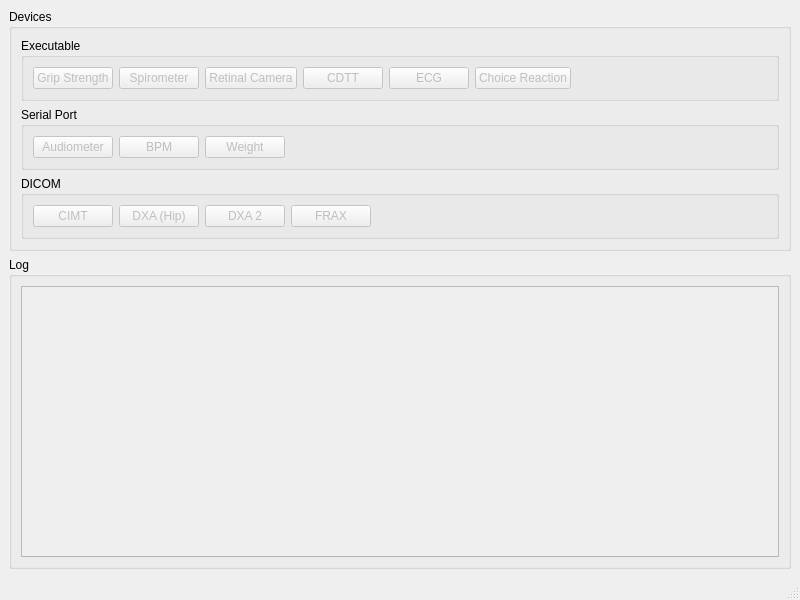
First picture: the form in src/cypress_main_window.ui, repository CLSA/cypress, before the edit.
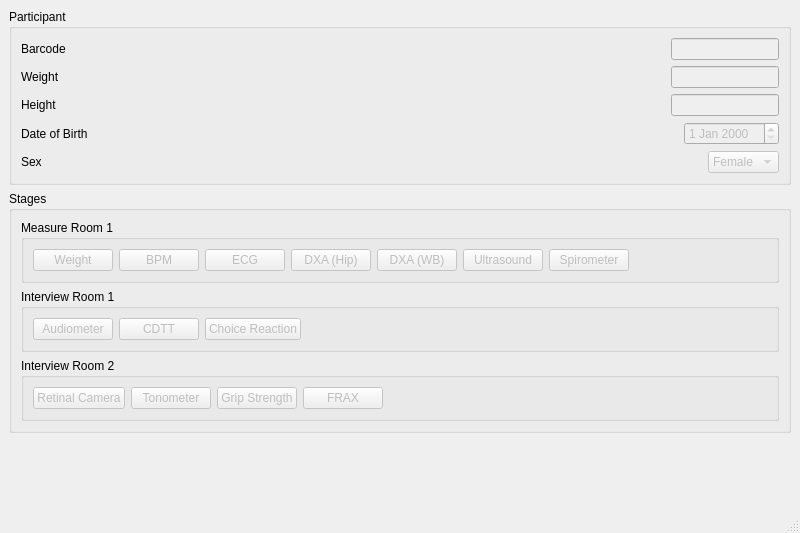
Second picture: the form after the edit.

```diff
--- a/src/cypress_main_window.ui
+++ b/src/cypress_main_window.ui
@@ -7,7 +7,7 @@
     <x>0</x>
     <y>0</y>
     <width>800</width>
-    <height>600</height>
+    <height>533</height>
    </rect>
   </property>
   <property name="windowTitle">
@@ -16,59 +16,228 @@
   <widget class="QWidget" name="centralwidget">
    <layout class="QVBoxLayout" name="verticalLayout">
     <item>
-     <widget class="QGroupBox" name="groupBox">
+     <widget class="QGroupBox" name="testParticipant">
+      <property name="title">
+       <string>Participant</string>
+      </property>
+      <layout class="QVBoxLayout" name="verticalLayout_7">
+       <item>
+        <layout class="QHBoxLayout" name="barcode">
+         <item>
+          <widget class="QLabel" name="barcodeLabel">
+           <property name="text">
+            <string>Barcode</string>
+           </property>
+          </widget>
+         </item>
+         <item>
+          <spacer name="horizontalSpacer_4">
+           <property name="orientation">
+            <enum>Qt::Orientation::Horizontal</enum>
+           </property>
+           <property name="sizeHint" stdset="0">
+            <size>
+             <width>40</width>
+             <height>20</height>
+            </size>
+           </property>
+          </spacer>
+         </item>
+         <item alignment="Qt::AlignmentFlag::AlignRight">
+          <widget class="QLineEdit" name="barcodeValue">
+           <property name="enabled">
+            <bool>false</bool>
+           </property>
+           <property name="minimumSize">
+            <size>
+             <width>0</width>
+             <height>0</height>
+            </size>
+           </property>
+           <property name="alignment">
+            <set>Qt::AlignmentFlag::AlignRight|Qt::AlignmentFlag::AlignTrailing|Qt::AlignmentFlag::AlignVCenter</set>
+           </property>
+          </widget>
+         </item>
+        </layout>
+       </item>
+       <item>
+        <layout class="QHBoxLayout" name="weight">
+         <item>
+          <widget class="QLabel" name="weightLabel">
+           <property name="text">
+            <string>Weight </string>
+           </property>
+          </widget>
+         </item>
+         <item>
+          <spacer name="horizontalSpacer_5">
+           <property name="orientation">
+            <enum>Qt::Orientation::Horizontal</enum>
+           </property>
+           <property name="sizeHint" stdset="0">
+            <size>
+             <width>40</width>
+             <height>20</height>
+            </size>
+           </property>
+          </spacer>
+         </item>
+         <item alignment="Qt::AlignmentFlag::AlignRight">
+          <widget class="QLineEdit" name="weightValue">
+           <property name="enabled">
+            <bool>false</bool>
+           </property>
+           <property name="alignment">
+            <set>Qt::AlignmentFlag::AlignRight|Qt::AlignmentFlag::AlignTrailing|Qt::AlignmentFlag::AlignVCenter</set>
+           </property>
+          </widget>
+         </item>
+        </layout>
+       </item>
+       <item>
+        <layout class="QHBoxLayout" name="height">
+         <item>
+          <widget class="QLabel" name="heightLabel">
+           <property name="text">
+            <string>Height  </string>
+           </property>
+          </widget>
+         </item>
+         <item>
+          <spacer name="horizontalSpacer_6">
+           <property name="orientation">
+            <enum>Qt::Orientation::Horizontal</enum>
+           </property>
+           <property name="sizeHint" stdset="0">
+            <size>
+             <width>40</width>
+             <height>20</height>
+            </size>
+           </property>
+          </spacer>
+         </item>
+         <item alignment="Qt::AlignmentFlag::AlignRight">
+          <widget class="QLineEdit" name="heightValue">
+           <property name="enabled">
+            <bool>false</bool>
+           </property>
+           <property name="alignment">
+            <set>Qt::AlignmentFlag::AlignRight|Qt::AlignmentFlag::AlignTrailing|Qt::AlignmentFlag::AlignVCenter</set>
+           </property>
+          </widget>
+         </item>
+        </layout>
+       </item>
+       <item>
+        <layout class="QHBoxLayout" name="dateOfBirth">
+         <item>
+          <widget class="QLabel" name="dateOfBirthLabel">
+           <property name="text">
+            <string>Date of Birth</string>
+           </property>
+          </widget>
+         </item>
+         <item>
+          <spacer name="horizontalSpacer_8">
+           <property name="orientation">
+            <enum>Qt::Orientation::Horizontal</enum>
+           </property>
+           <property name="sizeHint" stdset="0">
+            <size>
+             <width>40</width>
+             <height>20</height>
+            </size>
+           </property>
+          </spacer>
+         </item>
+         <item>
+          <widget class="QDateEdit" name="dateOfBirthValue">
+           <property name="enabled">
+            <bool>false</bool>
+           </property>
+          </widget>
+         </item>
+        </layout>
+       </item>
+       <item>
+        <layout class="QHBoxLayout" name="sex">
+         <item>
+          <widget class="QLabel" name="sexLabel">
+           <property name="text">
+            <string>Sex        </string>
+           </property>
+          </widget>
+         </item>
+         <item>
+          <spacer name="horizontalSpacer_7">
+           <property name="orientation">
+            <enum>Qt::Orientation::Horizontal</enum>
+           </property>
+           <property name="sizeHint" stdset="0">
+            <size>
+             <width>40</width>
+             <height>20</height>
+            </size>
+           </property>
+          </spacer>
+         </item>
+         <item>
+          <widget class="QComboBox" name="sexValue">
+           <property name="enabled">
+            <bool>false</bool>
+           </property>
+           <item>
+            <property name="text">
+             <string>Female</string>
+            </property>
+           </item>
+           <item>
+            <property name="text">
+             <string>Male</string>
+            </property>
+           </item>
+          </widget>
+         </item>
+        </layout>
+       </item>
+      </layout>
+     </widget>
+    </item>
+    <item>
+     <widget class="QGroupBox" name="stages">
       <property name="enabled">
        <bool>true</bool>
       </property>
       <property name="title">
-       <string>Devices</string>
+       <string>Stages</string>
       </property>
       <layout class="QVBoxLayout" name="verticalLayout_2">
        <item>
         <widget class="QGroupBox" name="groupBox_5">
          <property name="title">
-          <string>Executable</string>
+          <string>Measure Room 1</string>
          </property>
          <layout class="QVBoxLayout" name="verticalLayout_6">
           <item>
            <layout class="QHBoxLayout" name="horizontalLayout_2">
             <item>
-             <widget class="QPushButton" name="launchGripStrength">
+             <widget class="QPushButton" name="launchWeightScale">
               <property name="enabled">
                <bool>false</bool>
               </property>
               <property name="text">
-               <string>Grip Strength</string>
+               <string>Weight</string>
               </property>
              </widget>
             </item>
             <item>
-             <widget class="QPushButton" name="launchSpirometer">
+             <widget class="QPushButton" name="launchBpm">
               <property name="enabled">
                <bool>false</bool>
               </property>
               <property name="text">
-               <string>Spirometer</string>
-              </property>
-             </widget>
-            </item>
-            <item>
-             <widget class="QPushButton" name="launchRetinalCamera">
-              <property name="enabled">
-               <bool>false</bool>
-              </property>
-              <property name="text">
-               <string>Retinal Camera</string>
-              </property>
-             </widget>
-            </item>
-            <item>
-             <widget class="QPushButton" name="launchCDTT">
-              <property name="enabled">
-               <bool>false</bool>
-              </property>
-              <property name="text">
-               <string>CDTT</string>
+               <string>BPM</string>
               </property>
              </widget>
             </item>
@@ -83,12 +252,42 @@
              </widget>
             </item>
             <item>
-             <widget class="QPushButton" name="launchChoiceReaction">
+             <widget class="QPushButton" name="launchDxa1">
               <property name="enabled">
                <bool>false</bool>
               </property>
               <property name="text">
-               <string>Choice Reaction</string>
+               <string>DXA (Hip)</string>
+              </property>
+             </widget>
+            </item>
+            <item>
+             <widget class="QPushButton" name="launchDxa2">
+              <property name="enabled">
+               <bool>false</bool>
+              </property>
+              <property name="text">
+               <string>DXA (WB)</string>
+              </property>
+             </widget>
+            </item>
+            <item>
+             <widget class="QPushButton" name="launchUltrasound">
+              <property name="enabled">
+               <bool>false</bool>
+              </property>
+              <property name="text">
+               <string>Ultrasound</string>
+              </property>
+             </widget>
+            </item>
+            <item>
+             <widget class="QPushButton" name="launchSpirometer">
+              <property name="enabled">
+               <bool>false</bool>
+              </property>
+              <property name="text">
+               <string>Spirometer</string>
               </property>
              </widget>
             </item>
@@ -113,7 +312,7 @@
        <item>
         <widget class="QGroupBox" name="groupBox_4">
          <property name="title">
-          <string>Serial Port</string>
+          <string>Interview Room 1</string>
          </property>
          <layout class="QVBoxLayout" name="verticalLayout_5">
           <item>
@@ -129,22 +328,22 @@
              </widget>
             </item>
             <item>
-             <widget class="QPushButton" name="launchBpm">
+             <widget class="QPushButton" name="launchCDTT">
               <property name="enabled">
                <bool>false</bool>
               </property>
               <property name="text">
-               <string>BPM</string>
+               <string>CDTT</string>
               </property>
              </widget>
             </item>
             <item>
-             <widget class="QPushButton" name="launchWeightScale">
+             <widget class="QPushButton" name="launchChoiceReaction">
               <property name="enabled">
                <bool>false</bool>
               </property>
               <property name="text">
-               <string>Weight</string>
+               <string>Choice Reaction</string>
               </property>
              </widget>
             </item>
@@ -169,38 +368,38 @@
        <item>
         <widget class="QGroupBox" name="groupBox_3">
          <property name="title">
-          <string>DICOM</string>
+          <string>Interview Room 2</string>
          </property>
          <layout class="QVBoxLayout" name="verticalLayout_4">
           <item>
            <layout class="QHBoxLayout" name="horizontalLayout">
             <item>
-             <widget class="QPushButton" name="launchUltrasound">
+             <widget class="QPushButton" name="launchRetinalCamera">
               <property name="enabled">
                <bool>false</bool>
               </property>
               <property name="text">
-               <string>CIMT</string>
+               <string>Retinal Camera</string>
               </property>
              </widget>
             </item>
             <item>
-             <widget class="QPushButton" name="launchDxa1">
+             <widget class="QPushButton" name="launchTonometer">
               <property name="enabled">
                <bool>false</bool>
               </property>
               <property name="text">
-               <string>DXA (Hip)</string>
+               <string>Tonometer</string>
               </property>
              </widget>
             </item>
             <item>
-             <widget class="QPushButton" name="launchDxa2">
+             <widget class="QPushButton" name="launchGripStrength">
               <property name="enabled">
                <bool>false</bool>
               </property>
               <property name="text">
-               <string>DXA 2</string>
+               <string>Grip Strength</string>
               </property>
              </widget>
             </item>
@@ -236,30 +435,17 @@
      </widget>
     </item>
     <item>
-     <widget class="QGroupBox" name="groupBox_2">
-      <property name="title">
-       <string>Log</string>
+     <spacer name="verticalSpacer">
+      <property name="orientation">
+       <enum>Qt::Orientation::Vertical</enum>
       </property>
-      <layout class="QVBoxLayout" name="verticalLayout_3">
-       <item>
-        <widget class="QScrollArea" name="scrollArea">
-         <property name="widgetResizable">
-          <bool>true</bool>
-         </property>
-         <widget class="QWidget" name="scrollAreaWidgetContents">
-          <property name="geometry">
-           <rect>
-            <x>0</x>
-            <y>0</y>
-            <width>756</width>
-            <height>226</height>
-           </rect>
-          </property>
-         </widget>
-        </widget>
-       </item>
-      </layout>
-     </widget>
+      <property name="sizeHint" stdset="0">
+       <size>
+        <width>20</width>
+        <height>40</height>
+       </size>
+      </property>
+     </spacer>
     </item>
    </layout>
   </widget>
```
Left out of the diff: 12 changed lines with no effect on the pictures.
